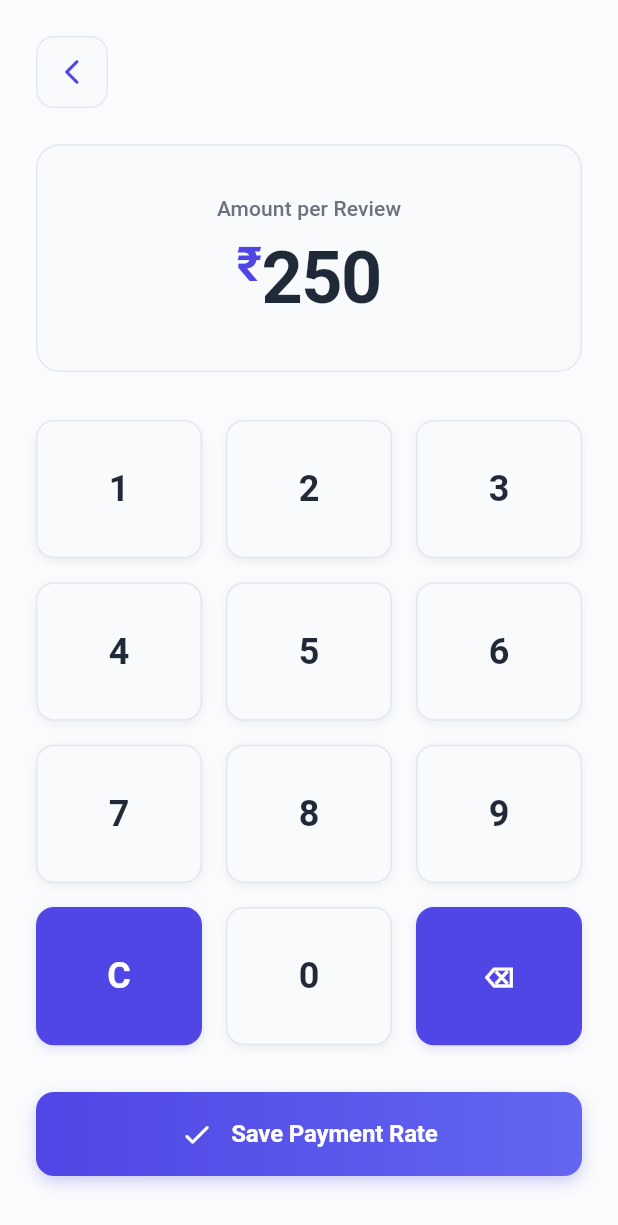
After one commit to jassimpt/mentor_meter, a Flutter app: the PaymentConfigScreen screen opened directly, on a phone screen of 412 x 824 dp. The commit adds this screen. Shown: the top 1225 px of the screen. Run offline on Flutter 3.47's test engine with Material 3 defaults, Android fonts, the light colour scheme and no system bars; our stand-ins replace flutter_dotenv, google_sign_in, package_info_plus, shared_preferences, supabase_flutter; accounts and stored records are empty; network calls fail; statements that could not run were skipped.

Commit message:
new payment fonciguration added

```diff
--- a/lib/core/constants/app_constants.dart
+++ b/lib/core/constants/app_constants.dart
@@ -1,3 +1,3 @@
 class AppConstants {
-  static const String linkedinurl = "https://www.linkedin.com/in/jassimpt/";
+  static const String linkedinurl = "https://github.com/jassimpt";
 }
--- a/lib/features/MentorMeter/modules/auth/widgets/custom_google_button.dart
+++ b/lib/features/MentorMeter/modules/auth/widgets/custom_google_button.dart
@@ -2,6 +2,7 @@ import 'package:flutter/material.dart';
 import 'package:provider/provider.dart';
 import 'package:web_scoket/features/MentorMeter/modules/auth/controllers/auth_controller.dart';
 import 'package:web_scoket/features/MentorMeter/modules/home/home_screen.dart';
+import 'package:web_scoket/features/MentorMeter/modules/paymentConfig/payment_config_screen.dart';
 
 class CustomGoogleButton extends StatelessWidget {
   final VoidCallback? onSuccess;
@@ -118,7 +119,9 @@ class CustomGoogleButton extends StatelessWidget {
           Navigator.pushAndRemoveUntil(
             context,
             MaterialPageRoute(
-              builder: (context) => HomeScreenMentor(),
+              builder: (context) => PaymentConfigScreen(
+                isFromLogin: true,
+              ),
             ),
             (route) => false,
           );
--- /dev/null
+++ b/lib/features/MentorMeter/modules/paymentConfig/payment_config_screen.dart
@@ -0,0 +1,435 @@
+import 'package:flutter/material.dart';
+import 'package:flutter/services.dart';
+import 'package:shared_preferences/shared_preferences.dart';
+import 'package:web_scoket/features/MentorMeter/modules/home/home_screen.dart';
+
+class PaymentConfigScreen extends StatefulWidget {
+  final bool isFromLogin;
+  const PaymentConfigScreen({
+    super.key,
+    required this.isFromLogin,
+  });
+
+  @override
+  State<PaymentConfigScreen> createState() => _PaymentConfigScreenState();
+}
+
+class _PaymentConfigScreenState extends State<PaymentConfigScreen>
+    with SingleTickerProviderStateMixin {
+  late AnimationController _animationController;
+  late Animation<double> _fadeAnimation;
+  late Animation<Offset> _slideAnimation;
+
+  String _displayAmount = '250';
+  bool _isLoading = false;
+
+  @override
+  void initState() {
+    super.initState();
+    _animationController = AnimationController(
+      duration: const Duration(milliseconds: 800),
+      vsync: this,
+    );
+
+    _fadeAnimation = Tween<double>(
+      begin: 0.0,
+      end: 1.0,
+    ).animate(CurvedAnimation(
+      parent: _animationController,
+      curve: const Interval(0.0, 0.8, curve: Curves.easeOut),
+    ));
+
+    _slideAnimation = Tween<Offset>(
+      begin: const Offset(0, 0.2),
+      end: Offset.zero,
+    ).animate(CurvedAnimation(
+      parent: _animationController,
+      curve: const Interval(0.2, 1.0, curve: Curves.easeOut),
+    ));
+
+    _animationController.forward();
+    _loadCurrentPayment();
+  }
+
+  Future<void> _loadCurrentPayment() async {
+    try {
+      final prefs = await SharedPreferences.getInstance();
+      final savedPayment = prefs.getDouble('per_review_payment') ?? 250.0;
+      setState(() {
+        _displayAmount = savedPayment.toStringAsFixed(0);
+      });
+    } catch (e) {
+      // Handle error silently
+    }
+  }
+
+  @override
+  void dispose() {
+    _animationController.dispose();
+    super.dispose();
+  }
+
+  void _onNumberPressed(String number) {
+    setState(() {
+      if (_displayAmount == '0' || _displayAmount == '250') {
+        _displayAmount = number;
+      } else if (_displayAmount.length < 6) {
+        // Limit to 6 digits
+        _displayAmount += number;
+      }
+    });
+    HapticFeedback.lightImpact();
+  }
+
+  void _onClearPressed() {
+    setState(() {
+      _displayAmount = '0';
+    });
+    HapticFeedback.lightImpact();
+  }
+
+  void _onBackspacePressed() {
+    setState(() {
+      if (_displayAmount.length > 1) {
+        _displayAmount = _displayAmount.substring(0, _displayAmount.length - 1);
+      } else {
+        _displayAmount = '0';
+      }
+    });
+    HapticFeedback.lightImpact();
+  }
+
+  Future<void> _savePaymentAmount() async {
+    if (_displayAmount.isEmpty || _displayAmount == '0') {
+      _showErrorSnackBar('Please enter a valid amount');
+      return;
+    }
+
+    setState(() {
+      _isLoading = true;
+    });
+
+    try {
+      final prefs = await SharedPreferences.getInstance();
+      final amount = double.parse(_displayAmount);
+      await prefs.setDouble('per_review_payment', amount);
+
+      if (mounted) {
+        ScaffoldMessenger.of(context).showSnackBar(
+          const SnackBar(
+            content: Text('Payment amount saved successfully!'),
+            backgroundColor: Color(0xFF059669),
+            duration: Duration(seconds: 2),
+          ),
+        );
+
+        // Navigate back after a short delay
+
+        if (mounted) {
+          if (widget.isFromLogin) {
+            Navigator.pushAndRemoveUntil(
+              context,
+              MaterialPageRoute(
+                builder: (context) => HomeScreenMentor(),
+              ),
+              (route) => false,
+            );
+          } else {
+            Navigator.pop(context, true);
+          }
+        }
+      }
+    } catch (e) {
+      _showErrorSnackBar('Failed to save payment amount');
+    } finally {
+      if (mounted) {
+        setState(() {
+          _isLoading = false;
+        });
+      }
+    }
+  }
+
+  void _showErrorSnackBar(String message) {
+    ScaffoldMessenger.of(context).showSnackBar(
+      SnackBar(
+        content: Text(message),
+        backgroundColor: const Color(0xFFDC2626),
+        duration: const Duration(seconds: 3),
+      ),
+    );
+  }
+
+  @override
+  Widget build(BuildContext context) {
+    return Scaffold(
+      backgroundColor: const Color(0xFFFAFBFC),
+      body: SafeArea(
+        child: Padding(
+          padding: const EdgeInsets.all(24.0),
+          child: Column(
+            crossAxisAlignment: CrossAxisAlignment.start,
+            children: [
+              // Back Button
+              FadeTransition(
+                opacity: _fadeAnimation,
+                child: SlideTransition(
+                  position: _slideAnimation,
+                  child: Container(
+                    width: 48,
+                    height: 48,
+                    decoration: BoxDecoration(
+                      color: const Color(0xFFF8FAFC),
+                      borderRadius: BorderRadius.circular(12),
+                      border: Border.all(
+                        color: const Color(0xFFE2E8F0),
+                        width: 1,
+                      ),
+                    ),
+                    child: Material(
+                      color: Colors.transparent,
+                      child: InkWell(
+                        borderRadius: BorderRadius.circular(12),
+                        onTap: () => Navigator.pop(context),
+                        child: const Icon(
+                          Icons.arrow_back_ios_new_rounded,
+                          color: Color(0xFF4F46E5),
+                          size: 20,
+                        ),
+                      ),
+                    ),
+                  ),
+                ),
+              ),
+
+              const SizedBox(height: 24),
+
+              // Amount Display
+              FadeTransition(
+                opacity: _fadeAnimation,
+                child: SlideTransition(
+                  position: _slideAnimation,
+                  child: Container(
+                    width: double.infinity,
+                    padding: const EdgeInsets.symmetric(
+                        vertical: 32, horizontal: 24),
+                    decoration: BoxDecoration(
+                      color: const Color(0xFFF8FAFC),
+                      borderRadius: BorderRadius.circular(16),
+                      border: Border.all(
+                        color: const Color(0xFFE2E8F0),
+                        width: 1,
+                      ),
+                    ),
+                    child: Column(
+                      children: [
+                        const Text(
+                          'Amount per Review',
+                          style: TextStyle(
+                            fontSize: 14,
+                            fontWeight: FontWeight.w500,
+                            color: Color(0xFF6B7280),
+                            letterSpacing: 0.1,
+                          ),
+                        ),
+                        const SizedBox(height: 8),
+                        Row(
+                          mainAxisAlignment: MainAxisAlignment.center,
+                          crossAxisAlignment: CrossAxisAlignment.start,
+                          children: [
+                            const Text(
+                              '₹',
+                              style: TextStyle(
+                                fontSize: 32,
+                                fontWeight: FontWeight.w600,
+                                color: Color(0xFF4F46E5),
+                                height: 1.2,
+                              ),
+                            ),
+                            Text(
+                              _displayAmount,
+                              style: const TextStyle(
+                                fontSize: 48,
+                                fontWeight: FontWeight.w700,
+                                color: Color(0xFF1F2937),
+                                letterSpacing: -1.0,
+                                height: 1.2,
+                              ),
+                            ),
+                          ],
+                        ),
+                      ],
+                    ),
+                  ),
+                ),
+              ),
+
+              const SizedBox(height: 32),
+
+              // Calculator Grid
+              Expanded(
+                child: FadeTransition(
+                  opacity: _fadeAnimation,
+                  child: SlideTransition(
+                    position: _slideAnimation,
+                    child: GridView.count(
+                      crossAxisCount: 3,
+                      crossAxisSpacing: 16,
+                      mainAxisSpacing: 16,
+                      childAspectRatio: 1.2,
+                      children: [
+                        // Number buttons
+                        _buildCalculatorButton('1'),
+                        _buildCalculatorButton('2'),
+                        _buildCalculatorButton('3'),
+                        _buildCalculatorButton('4'),
+                        _buildCalculatorButton('5'),
+                        _buildCalculatorButton('6'),
+                        _buildCalculatorButton('7'),
+                        _buildCalculatorButton('8'),
+                        _buildCalculatorButton('9'),
+                        _buildCalculatorButton(
+                          'C',
+                          isAction: true,
+                          onTap: _onClearPressed,
+                        ),
+                        _buildCalculatorButton('0'),
+                        _buildCalculatorButton(
+                          '⌫',
+                          isAction: true,
+                          onTap: _onBackspacePressed,
+                        ),
+                      ],
+                    ),
+                  ),
+                ),
+              ),
+
+              const SizedBox(height: 24),
+
+              // Save Button
+              FadeTransition(
+                opacity: _fadeAnimation,
+                child: SlideTransition(
+                  position: _slideAnimation,
+                  child: SizedBox(
+                    width: double.infinity,
+                    height: 56,
+                    child: Container(
+                      decoration: BoxDecoration(
+                        gradient: const LinearGradient(
+                          colors: [Color(0xFF4F46E5), Color(0xFF6366F1)],
+                          begin: Alignment.centerLeft,
+                          end: Alignment.centerRight,
+                        ),
+                        borderRadius: BorderRadius.circular(12),
+                        boxShadow: [
+                          BoxShadow(
+                            color: const Color(0xFF4F46E5).withOpacity(0.25),
+                            blurRadius: 8,
+                            offset: const Offset(0, 4),
+                          ),
+                        ],
+                      ),
+                      child: Material(
+                        color: Colors.transparent,
+                        child: InkWell(
+                          borderRadius: BorderRadius.circular(12),
+                          onTap: _isLoading ? null : _savePaymentAmount,
+                          child: Container(
+                            padding: const EdgeInsets.symmetric(horizontal: 24),
+                            child: Row(
+                              mainAxisAlignment: MainAxisAlignment.center,
+                              children: [
+                                if (_isLoading) ...[
+                                  const SizedBox(
+                                    width: 20,
+                                    height: 20,
+                                    child: CircularProgressIndicator(
+                                      strokeWidth: 2,
+                                      valueColor: AlwaysStoppedAnimation<Color>(
+                                        Colors.white,
+                                      ),
+                                    ),
+                                  ),
+                                  const SizedBox(width: 12),
+                                ],
+                                const Icon(
+                                  Icons.check_rounded,
+                                  color: Colors.white,
+                                  size: 22,
+                                ),
+                                const SizedBox(width: 12),
+                                Text(
+                                  _isLoading
+                                      ? 'Saving...'
+                                      : 'Save Payment Rate',
+                                  style: const TextStyle(
+                                    fontSize: 16,
+                                    fontWeight: FontWeight.w600,
+                                    color: Colors.white,
+                                    letterSpacing: -0.1,
+                                  ),
+                                ),
+                              ],
+                            ),
+                          ),
+                        ),
+                      ),
+                    ),
+                  ),
+                ),
+              ),
+
+              const SizedBox(height: 16),
+            ],
+          ),
+        ),
+      ),
+    );
+  }
+
+  Widget _buildCalculatorButton(
+    String text, {
+    bool isAction = false,
+    VoidCallback? onTap,
+  }) {
+    return Container(
+      decoration: BoxDecoration(
+        color: isAction ? const Color(0xFF4F46E5) : const Color(0xFFF8FAFC),
+        borderRadius: BorderRadius.circular(12),
+        border: Border.all(
+          color: isAction ? const Color(0xFF4F46E5) : const Color(0xFFE2E8F0),
+          width: 1,
+        ),
+        boxShadow: [
+          BoxShadow(
+            color: isAction
+                ? const Color(0xFF4F46E5).withOpacity(0.15)
+                : const Color(0xFF000000).withOpacity(0.05),
+            blurRadius: 4,
+            offset: const Offset(0, 2),
+          ),
+        ],
+      ),
+      child: Material(
+        color: Colors.transparent,
+        child: InkWell(
+          borderRadius: BorderRadius.circular(12),
+          onTap: onTap ?? () => _onNumberPressed(text),
+          child: Center(
+            child: Text(
+              text,
+              style: TextStyle(
+                fontSize: text == '⌫' ? 18 : 24,
+                fontWeight: FontWeight.w600,
+                color: isAction ? Colors.white : const Color(0xFF1F2937),
+                letterSpacing: -0.2,
+              ),
+            ),
+          ),
+        ),
+      ),
+    );
+  }
+}
--- a/lib/features/MentorMeter/modules/reviewForm/controller/review_controller.dart
+++ b/lib/features/MentorMeter/modules/reviewForm/controller/review_controller.dart
@@ -1,4 +1,5 @@
 import 'package:flutter/foundation.dart';
+import 'package:shared_preferences/shared_preferences.dart';
 import 'package:web_scoket/features/MentorMeter/modules/reviewForm/service/review_service.dart';
 import '../models/review_model.dart';
 
@@ -12,8 +13,9 @@ enum ReviewState {
 class ReviewController extends ChangeNotifier {
   final ReviewService _reviewService = ReviewService();
 
-  // Payment per review constant
-  static const double singleReviewPayment = 250.0;
+  // Payment per review - will be loaded from SharedPreferences
+  double _singleReviewPayment = 0;
+  double get singleReviewPayment => _singleReviewPayment;
 
   // State management
   ReviewState _state = ReviewState.idle;
@@ -35,6 +37,42 @@ class ReviewController extends ChangeNotifier {
 
   Map<String, dynamic>? _statistics;
   Map<String, dynamic>? get statistics => _statistics;
+
+  // Constructor - Initialize payment amount
+  ReviewController() {
+    loadPaymentAmount();
+  }
+
+  // Load payment amount from SharedPreferences
+  Future<void> loadPaymentAmount() async {
+    try {
+      final prefs = await SharedPreferences.getInstance();
+      final savedPayment = prefs.getDouble('per_review_payment');
+      if (savedPayment != null) {
+        _singleReviewPayment = savedPayment;
+        notifyListeners(); // Notify listeners to update UI with new payment amount
+      }
+    } catch (e) {
+      // If error loading, keep default value
+      if (kDebugMode) {
+        print('Error loading payment amount: $e');
+      }
+    }
+  }
+
+  // Method to update payment amount (called when user changes it)
+  Future<void> updatePaymentAmount(double newAmount) async {
+    try {
+      final prefs = await SharedPreferences.getInstance();
+      await prefs.setDouble('per_review_payment', newAmount);
+      _singleReviewPayment = newAmount;
+      notifyListeners(); // Update UI with new calculations
+    } catch (e) {
+      if (kDebugMode) {
+        print('Error saving payment amount: $e');
+      }
+    }
+  }
 
   // Private method to set state and notify listeners
   void _setState(ReviewState newState, {String? error}) {
@@ -272,7 +310,7 @@ class ReviewController extends ChangeNotifier {
     }).toList();
   }
 
-  // NEW STATISTICS METHODS
+  // STATISTICS METHODS - Updated to use dynamic payment amount
 
   /// Get total reviews this month
   int get totalReviewsThisMonth {
@@ -284,9 +322,9 @@ class ReviewController extends ChangeNotifier {
     }).length;
   }
 
-  /// Get total payment this month (reviews * payment per review)
+  /// Get total payment this month (reviews * dynamic payment per review)
   double get totalPaymentThisMonth {
-    return totalReviewsThisMonth * singleReviewPayment;
+    return totalReviewsThisMonth * _singleReviewPayment;
   }
 
   /// Get total reviews today
@@ -299,9 +337,9 @@ class ReviewController extends ChangeNotifier {
     }).length;
   }
 
-  /// Get total earnings today (today's reviews * payment per review)
+  /// Get total earnings today (today's reviews * dynamic payment per review)
   double get totalEarningsToday {
-    return totalReviewsToday * singleReviewPayment;
+    return totalReviewsToday * _singleReviewPayment;
   }
 
   /// Get formatted total payment this month as string
```
Also changed, not shown: lib/features/MentorMeter/modules/auth/login_screen.dart (+8 -10 lines), lib/features/MentorMeter/modules/home/home_screen.dart (+25 -6 lines), pubspec.yaml (+4 -3 lines), pubspec.lock, 6 other files.
